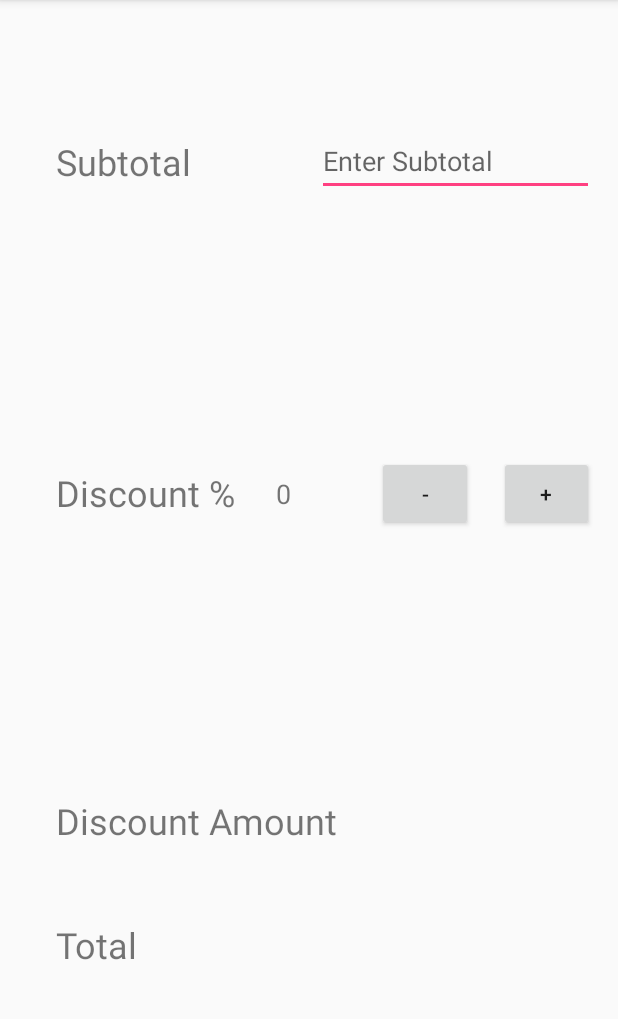
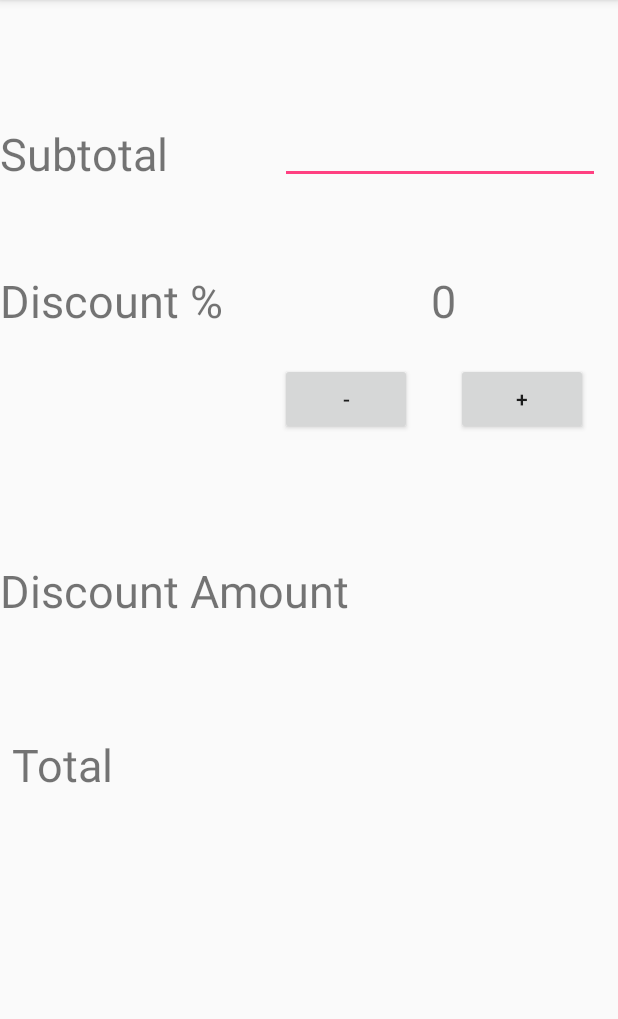
Before and after one commit to RobSeabright/InvoiceDiscounter, an Android app: the screen it shows after launch (MainActivity), on a phone screen of 412 x 824 dp, the part 84-1103 px from its top. Run offline under Robolectric (Android 15) with nearby library versions, the phone set to English and light mode, and no system bars.

Commit message:
Changed to Relative Layout

```diff
--- a/app/src/main/java/com/example/rob/invoicediscounter/MainActivity.java
+++ b/app/src/main/java/com/example/rob/invoicediscounter/MainActivity.java
@@ -6,6 +6,8 @@ import android.view.View;
 import android.widget.Button;
 import android.widget.EditText;
 import android.widget.TextView;
+
+import java.text.NumberFormat;
 
 public class MainActivity extends AppCompatActivity {
 
@@ -52,14 +54,12 @@ public class MainActivity extends AppCompatActivity {
     }
 
     private void performMaths() {
-        percentAmountView.setText(String.valueOf(discountPercent));
-
+        NumberFormat currency = NumberFormat.getCurrencyInstance();
         String discountAmountText = subtotalView.getText().toString();
 
-        double discountAmount = Double.parseDouble(discountAmountText);
-        discountAmount *= (discountPercent / 100);
-        discountAmountView.setText(String.valueOf(Math.round(discountAmount * 100.0) / 100.0));
-        totalView.setText(String.valueOf(Double.parseDouble(subtotalView.getText().toString()) - discountAmount));
+        discountAmountView.setText(currency.format(Double.parseDouble(discountAmountText) * (discountPercent / 100)));
+        percentAmountView.setText(String.valueOf(discountPercent));
+        totalView.setText(currency.format(Double.parseDouble(subtotalView.getText().toString()) - Double.parseDouble(discountAmountText) * (discountPercent / 100)));
     }
 
 }
--- a/app/src/main/res/layout/activity_main.xml
+++ b/app/src/main/res/layout/activity_main.xml
@@ -1,5 +1,5 @@
 <?xml version="1.0" encoding="utf-8"?>
-<android.support.constraint.ConstraintLayout xmlns:android="http://schemas.android.com/apk/res/android"
+<RelativeLayout xmlns:android="http://schemas.android.com/apk/res/android"
     xmlns:app="http://schemas.android.com/apk/res-auto"
     xmlns:tools="http://schemas.android.com/tools"
     android:layout_width="match_parent"
@@ -8,153 +8,123 @@
 
     <EditText
         android:id="@+id/subtotal"
-        android:layout_width="0dp"
-        android:layout_height="46dp"
-        android:layout_marginEnd="16dp"
-        android:layout_marginRight="16dp"
+        android:layout_width="wrap_content"
+        android:layout_height="wrap_content"
+        android:layout_alignParentEnd="true"
+        android:layout_alignParentRight="true"
+        android:layout_alignParentTop="true"
+        android:layout_marginEnd="12dp"
+        android:layout_marginRight="12dp"
+        android:layout_marginTop="77dp"
         android:ems="10"
-        android:hint="@string/subtotalHint"
-        android:inputType="numberDecimal"
-        android:singleLine="false"
-        app:layout_constraintBottom_toBottomOf="@+id/subtotalText"
-        app:layout_constraintEnd_toEndOf="parent"
-        app:layout_constraintStart_toEndOf="@+id/subtotalText"
-        app:layout_constraintTop_toTopOf="@+id/subtotalText"
+        android:inputType="number"
+        android:text="@string/subtotal"
         tools:text="@string/subtotal" />
-
-    <TextView
-        android:id="@+id/totalText"
-        android:layout_width="70dp"
-        android:layout_height="27dp"
-        android:layout_marginBottom="127dp"
-        android:layout_marginStart="37dp"
-        android:text="@string/totalText"
-        android:textSize="24sp"
-        app:layout_constraintBottom_toBottomOf="parent"
-        app:layout_constraintStart_toStartOf="parent"
-        tools:text="@string/totalText"
-        android:layout_marginLeft="37dp" />
-
-    <TextView
-        android:id="@+id/discountAmtText"
-        android:layout_width="wrap_content"
-        android:layout_height="33dp"
-        android:layout_marginBottom="49dp"
-        android:text="@string/discountAmtText"
-        android:textSize="24sp"
-        app:layout_constraintBottom_toTopOf="@+id/totalText"
-        app:layout_constraintStart_toStartOf="@+id/totalText"
-        tools:text="@string/discountAmtText" />
-
-    <TextView
-        android:id="@+id/discountPercentText"
-        android:layout_width="128dp"
-        android:layout_height="33dp"
-        android:text="@string/discountPercentText"
-        android:textSize="24sp"
-        app:layout_constraintBottom_toBottomOf="@+id/percentAmt"
-        app:layout_constraintStart_toStartOf="@+id/discountAmtText"
-        app:layout_constraintTop_toTopOf="@+id/percentAmt"
-        tools:text="@string/discountPercentText" />
 
     <TextView
         android:id="@+id/subtotalText"
         android:layout_width="wrap_content"
         android:layout_height="wrap_content"
-        android:layout_marginEnd="84dp"
-        android:layout_marginStart="37dp"
-        android:layout_marginTop="91dp"
-        android:clickable="false"
+        android:layout_alignBottom="@+id/subtotal"
+        android:layout_alignParentLeft="true"
+        android:layout_alignParentStart="true"
         android:text="@string/subtotalText"
-        android:textSize="24sp"
-        app:layout_constraintEnd_toStartOf="@+id/subtotal"
-        app:layout_constraintStart_toStartOf="parent"
-        app:layout_constraintTop_toTopOf="parent"
-        tools:text="@string/subtotalText"
-        android:layout_marginRight="84dp"
-        android:layout_marginLeft="37dp" />
+        android:textSize="30sp"
+        tools:text="@string/subtotalText" />
+
+    <TextView
+        android:id="@+id/discountPercentText"
+        android:layout_width="wrap_content"
+        android:layout_height="wrap_content"
+        android:layout_alignParentLeft="true"
+        android:layout_alignParentStart="true"
+        android:layout_below="@+id/subtotalText"
+        android:layout_marginTop="57dp"
+        android:text="@string/discountPercentText"
+        android:textSize="30sp"
+        tools:text="@string/discountPercentText" />
 
     <TextView
         android:id="@+id/percentAmt"
         android:layout_width="wrap_content"
         android:layout_height="wrap_content"
-        android:layout_marginEnd="57dp"
-        android:layout_marginStart="184dp"
+        android:layout_alignBaseline="@+id/discountPercentText"
+        android:layout_alignBottom="@+id/discountPercentText"
+        android:layout_toLeftOf="@+id/plusButton"
+        android:layout_toStartOf="@+id/plusButton"
         android:text="@string/percentAmount"
-        android:textSize="18sp"
-        app:layout_constraintBottom_toBottomOf="@+id/minusButtion"
-        app:layout_constraintEnd_toStartOf="@+id/minusButtion"
-        app:layout_constraintStart_toStartOf="parent"
-        app:layout_constraintTop_toTopOf="@+id/minusButtion"
-        tools:text="@string/percentAmount"
-        android:layout_marginRight="57dp"
-        android:layout_marginLeft="184dp" />
+        android:textSize="30sp"
+        tools:text="@string/percentAmount" />
+
+    <Button
+        android:id="@+id/minusButtion"
+        android:layout_width="wrap_content"
+        android:layout_height="wrap_content"
+        android:layout_alignLeft="@+id/subtotal"
+        android:layout_alignStart="@+id/subtotal"
+        android:layout_below="@+id/percentAmt"
+        android:layout_marginTop="21dp"
+        android:text="@string/minusButtonText"
+        tools:text="@string/minusButtonText" />
+
+    <Button
+        android:id="@+id/plusButton"
+        android:layout_width="wrap_content"
+        android:layout_height="wrap_content"
+        android:layout_alignBottom="@+id/minusButtion"
+        android:layout_alignEnd="@+id/subtotal"
+        android:layout_alignRight="@+id/subtotal"
+        android:layout_marginEnd="8dp"
+        android:layout_marginRight="8dp"
+        android:text="@string/plusButtonText"
+        tools:text="@string/plusButtonText" />
+
+    <TextView
+        android:id="@+id/discountAmtText"
+        android:layout_width="wrap_content"
+        android:layout_height="wrap_content"
+        android:layout_alignLeft="@+id/discountPercentText"
+        android:layout_alignStart="@+id/discountPercentText"
+        android:layout_below="@+id/minusButtion"
+        android:layout_marginTop="83dp"
+        android:text="@string/discountAmtText"
+        android:textSize="30sp"
+        tools:text="@string/discountAmtText" />
 
     <TextView
         android:id="@+id/discountAmt"
-        android:layout_width="0dp"
+        android:layout_width="wrap_content"
         android:layout_height="wrap_content"
-        android:layout_marginEnd="22dp"
-        android:layout_marginStart="8dp"
+        android:layout_alignBottom="@+id/discountAmtText"
+        android:layout_marginBottom="8dp"
+        android:layout_toEndOf="@+id/percentAmt"
+        android:layout_toRightOf="@+id/percentAmt"
         android:text="@string/discountAmt"
-        android:textSize="24sp"
-        app:layout_constraintBottom_toBottomOf="@+id/discountAmtText"
-        app:layout_constraintEnd_toEndOf="@+id/minusButtion"
-        app:layout_constraintStart_toEndOf="@+id/discountAmtText"
-        app:layout_constraintTop_toTopOf="@+id/discountAmtText"
-        app:layout_constraintVertical_bias="0.0"
+        android:textSize="30sp"
         tools:text="@string/discountAmt" />
 
-    <Button
-        android:id="@+id/plusButton"
-        android:layout_width="0dp"
-        android:layout_height="50dp"
-        android:layout_marginBottom="50dp"
-        android:layout_marginEnd="16dp"
-        android:layout_marginTop="46dp"
-        android:text="@string/plusButtonText"
-        app:layout_constraintBottom_toTopOf="@+id/discountAmt"
-        app:layout_constraintEnd_toEndOf="parent"
-        app:layout_constraintStart_toEndOf="@+id/minusButtion"
-        app:layout_constraintTop_toBottomOf="@+id/subtotal"
-        tools:text="@string/plusButtonText"
-        android:layout_marginRight="16dp" />
-
-    <Button
-        android:id="@+id/minusButtion"
-        android:layout_width="0dp"
-        android:layout_height="50dp"
-        android:layout_marginEnd="17dp"
-        android:text="@string/minusButtonText"
-        app:layout_constraintBottom_toBottomOf="@+id/plusButton"
-        app:layout_constraintEnd_toStartOf="@+id/plusButton"
-        app:layout_constraintStart_toEndOf="@+id/percentAmt"
-        app:layout_constraintTop_toTopOf="@+id/plusButton"
-        tools:text="@string/minusButtonText"
-        android:layout_marginRight="17dp" />
+    <TextView
+        android:id="@+id/totalText"
+        android:layout_width="wrap_content"
+        android:layout_height="wrap_content"
+        android:layout_alignParentLeft="true"
+        android:layout_alignParentStart="true"
+        android:layout_below="@+id/discountAmtText"
+        android:layout_marginLeft="8dp"
+        android:layout_marginStart="8dp"
+        android:layout_marginTop="75dp"
+        android:text="@string/totalText"
+        android:textSize="30sp"
+        tools:text="@string/totalText" />
 
     <TextView
         android:id="@+id/total"
-        android:layout_width="0dp"
-        android:layout_height="wrap_content"
-        android:layout_marginEnd="8dp"
-        android:text="@string/total"
-        android:textSize="24sp"
-        app:layout_constraintBottom_toBottomOf="@+id/totalText"
-        app:layout_constraintEnd_toEndOf="parent"
-        app:layout_constraintStart_toStartOf="@+id/discountAmt"
-        app:layout_constraintTop_toTopOf="@+id/totalText"
-        app:layout_constraintVertical_bias="0.0"
-        tools:text="@string/total" />
-
-    <TextView
-        android:id="@+id/textView"
         android:layout_width="wrap_content"
         android:layout_height="wrap_content"
-        android:layout_marginEnd="130dp"
-        android:text="@string/subtotal"
-        app:layout_constraintEnd_toEndOf="parent"
-        tools:layout_editor_absoluteY="371dp"
-        tools:text="@string/subtotal" />
-
-</android.support.constraint.ConstraintLayout>
+        android:layout_alignBottom="@+id/totalText"
+        android:layout_toLeftOf="@+id/discountAmt"
+        android:layout_toStartOf="@+id/discountAmt"
+        android:text="@string/total"
+        android:textSize="30sp"
+        tools:text="@string/total" />
+</RelativeLayout>
```
